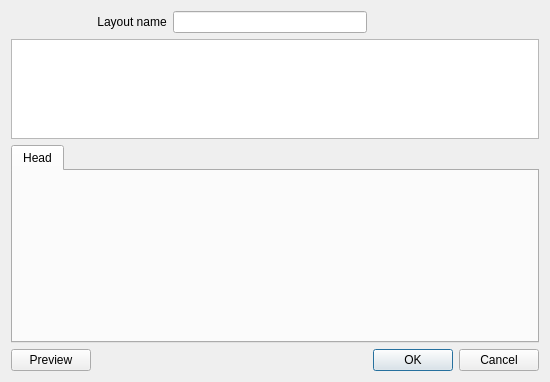
First picture: the form in src/dialogs/PlaylistLayoutEditDialog.ui, repository KDE/amarok, before the edit.
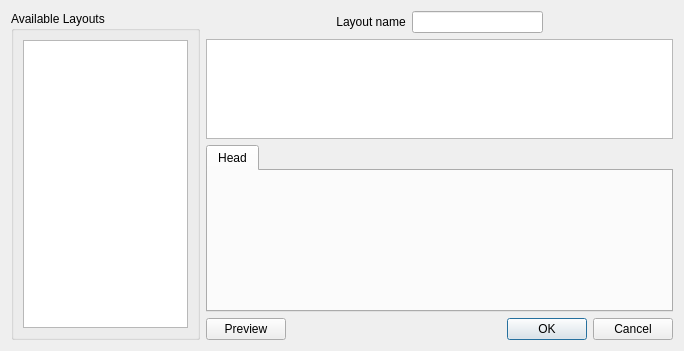
Second picture: the form after the edit. Custom widgets are drawn as their Qt base class.

Commit message: Begin PlaylistLayoutEditDialog refactoring.

Diff of the .ui file:
```diff
--- a/src/dialogs/PlaylistLayoutEditDialog.ui
+++ b/src/dialogs/PlaylistLayoutEditDialog.ui
@@ -5,15 +5,37 @@
    <rect>
     <x>0</x>
     <y>0</y>
-    <width>550</width>
-    <height>382</height>
+    <width>684</width>
+    <height>351</height>
    </rect>
   </property>
   <property name="windowTitle" >
    <string>Dialog</string>
   </property>
-  <layout class="QGridLayout" name="gridLayout" >
-   <item row="0" column="0" >
+  <layout class="QHBoxLayout" name="horizontalLayout_3" >
+   <item>
+    <widget class="QGroupBox" name="groupBox" >
+     <property name="sizePolicy" >
+      <sizepolicy vsizetype="Expanding" hsizetype="Preferred" >
+       <horstretch>0</horstretch>
+       <verstretch>0</verstretch>
+      </sizepolicy>
+     </property>
+     <property name="title" >
+      <string>Available Layouts</string>
+     </property>
+     <layout class="QVBoxLayout" name="verticalLayout_2" >
+      <item>
+       <widget class="QListWidget" name="layoutListWidget" />
+      </item>
+     </layout>
+    </widget>
+   </item>
+   <item>
+    <layout class="QVBoxLayout" name="verticalLayout" >
+     <item>
+      <layout class="QHBoxLayout" name="horizontalLayout" >
+       <item>
     <spacer name="horizontalSpacer_2" >
      <property name="orientation" >
       <enum>Qt::Horizontal</enum>
@@ -26,7 +48,7 @@
      </property>
     </spacer>
    </item>
-   <item row="0" column="1" >
+       <item>
     <widget class="QLabel" name="label" >
      <property name="layoutDirection" >
       <enum>Qt::RightToLeft</enum>
@@ -39,10 +61,10 @@
      </property>
     </widget>
    </item>
-   <item row="0" column="2" >
+       <item>
     <widget class="QLineEdit" name="nameEdit" />
    </item>
-   <item row="0" column="3" >
+       <item>
     <spacer name="horizontalSpacer_3" >
      <property name="orientation" >
       <enum>Qt::Horizontal</enum>
@@ -55,7 +77,9 @@
      </property>
     </spacer>
    </item>
-   <item row="1" column="0" colspan="4" >
+      </layout>
+     </item>
+     <item>
     <widget class="TokenPool" name="tokenPool" >
      <property name="sizePolicy" >
       <sizepolicy vsizetype="Preferred" hsizetype="MinimumExpanding" >
@@ -122,7 +146,7 @@
      </property>
     </widget>
    </item>
-   <item row="2" column="0" colspan="4" >
+     <item>
     <widget class="QTabWidget" name="elementTabs" >
      <property name="currentIndex" >
       <number>0</number>
@@ -134,27 +158,29 @@
      </widget>
     </widget>
    </item>
-   <item row="3" column="0" >
+     <item>
+      <layout class="QHBoxLayout" name="horizontalLayout_2" >
+       <item>
     <widget class="QPushButton" name="previewButton" >
      <property name="text" >
       <string>Preview</string>
      </property>
     </widget>
    </item>
-   <item row="3" column="1" colspan="2" >
+       <item>
     <spacer name="horizontalSpacer" >
      <property name="orientation" >
       <enum>Qt::Horizontal</enum>
      </property>
      <property name="sizeHint" stdset="0" >
       <size>
-       <width>308</width>
-       <height>20</height>
+           <width>305</width>
+           <height>21</height>
       </size>
      </property>
     </spacer>
    </item>
-   <item row="3" column="3" >
+       <item>
     <widget class="QDialogButtonBox" name="buttonBox" >
      <property name="orientation" >
       <enum>Qt::Horizontal</enum>
@@ -163,6 +189,10 @@
       <set>QDialogButtonBox::Cancel|QDialogButtonBox::Ok</set>
      </property>
     </widget>
+       </item>
+      </layout>
+     </item>
+    </layout>
    </item>
   </layout>
  </widget>
```
Left out of the diff: 2 changed lines with no effect on the pictures. Lines whose indentation alone changed are shown as unchanged. The commit also changes 3 other files.
